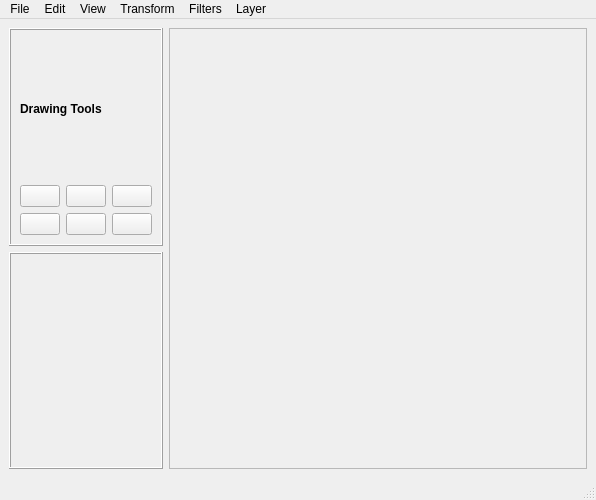
First picture: the form in mainwindow.ui, repository ksharindam/fotomagick, before the edit.
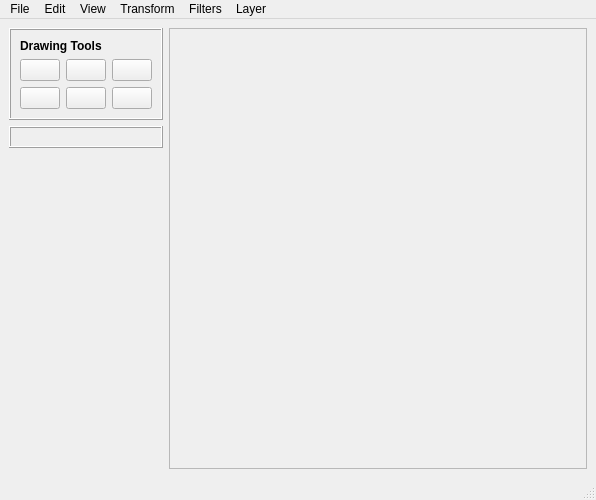
Second picture: the form after the edit. Icons and pictures are not drawn.

Patch:
```diff
--- a/mainwindow.ui
+++ b/mainwindow.ui
@@ -173,6 +173,19 @@
         <layout class="QGridLayout" name="gridLayout"/>
        </widget>
       </item>
+      <item>
+       <spacer name="verticalSpacer">
+        <property name="orientation">
+         <enum>Qt::Vertical</enum>
+        </property>
+        <property name="sizeHint" stdset="0">
+         <size>
+          <width>20</width>
+          <height>40</height>
+         </size>
+        </property>
+       </spacer>
+      </item>
      </layout>
     </item>
     <item>
```
